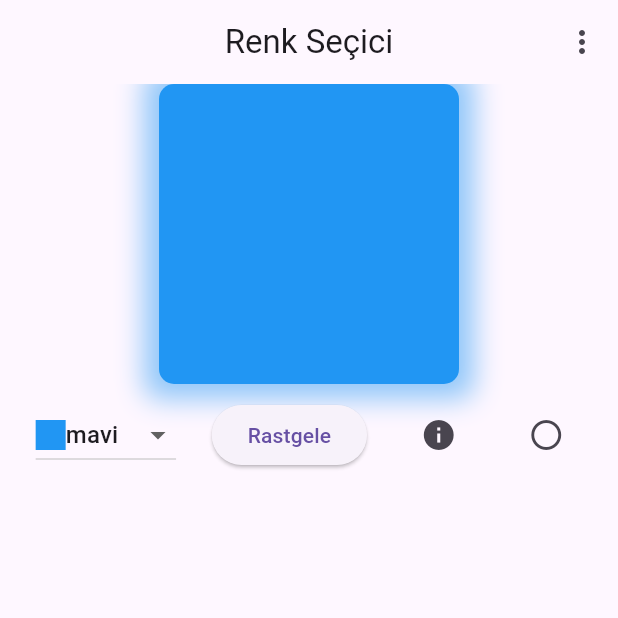
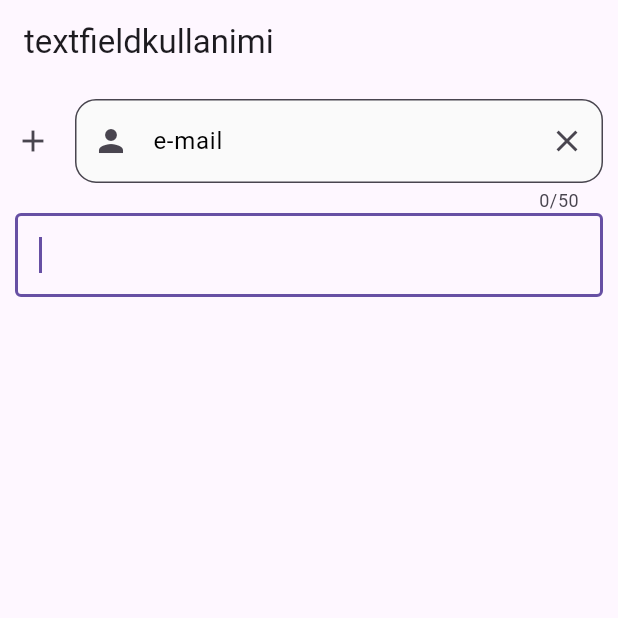
Before and after one commit to musa1acibalik/flutter-learning, a Flutter app: the screen it shows after launch, on a phone screen of 412 x 824 dp, the top half of it. Run offline on Flutter 3.47's test engine with Material 3 defaults, Android fonts, the phone set to English and light mode, and no system bars; our stand-ins replace dio, flutter_smart_dialog, fluttertoast.

Commit message:
text_field_kullanimi eklendi

```diff
--- a/lib/main.dart
+++ b/lib/main.dart
@@ -1,6 +1,8 @@
 import 'dart:math';
 
 import 'package:flutter/material.dart';
+import 'package:flutter_calismalari/dio_kullanimi.dart';
+import 'package:flutter_calismalari/text_field_kullanimi.dart';
 import 'package:fluttertoast/fluttertoast.dart';
 
 void main(List<String> args) {
@@ -12,7 +14,7 @@ class MyApp extends StatelessWidget {
 
   @override
   Widget build(BuildContext context) {
-    return MaterialApp(theme: ThemeData(), home: ColorPickerPage());
+    return MaterialApp(theme: ThemeData(), home: TextFieldKullanimi());
   }
 }
 
--- /dev/null
+++ b/lib/text_field_kullanimi.dart
@@ -0,0 +1,58 @@
+import 'package:flutter/material.dart';
+
+class TextFieldKullanimi extends StatefulWidget {
+  const TextFieldKullanimi({super.key});
+
+  @override
+  State<TextFieldKullanimi> createState() => _TextFieldKullanimiState();
+}
+
+class _TextFieldKullanimiState extends State<TextFieldKullanimi> {
+  String deger = "";
+  @override
+  Widget build(BuildContext context) {
+    return Scaffold(
+      appBar: AppBar(title: Text("textfieldkullanimi")),
+      body: Padding(
+        padding: EdgeInsets.all(10),
+        child: Column(
+          children: [
+            TextField(
+              keyboardType: TextInputType.emailAddress,
+              textInputAction: TextInputAction.search,
+              maxLength: 50,
+              maxLines: 1,
+              cursorColor: Colors.amber,
+              readOnly: false,
+              onChanged: (value) {
+                debugPrint(value);
+                setState(() {
+                  deger = value;
+                });
+              },
+              decoration: InputDecoration(
+                icon: Icon(Icons.add),
+                prefixIcon: Icon(Icons.person),
+                suffixIcon: Icon(Icons.clear),
+                filled: true,
+                fillColor: Colors.grey.shade50,
+                hintText: "email giriniz",
+                labelText: "e-mail",
+                hintStyle: TextStyle(color: Colors.orange),
+                labelStyle: TextStyle(color: Colors.black),
+                border: OutlineInputBorder(
+                  borderRadius: BorderRadius.all(Radius.circular(14)),
+                ),
+              ),
+            ),
+            TextField(
+              autofocus: true,
+              decoration: InputDecoration(border: OutlineInputBorder()),
+            ),
+            Text(deger),
+          ],
+        ),
+      ),
+    );
+  }
+}
--- a/pubspec.yaml
+++ b/pubspec.yaml
@@ -36,6 +36,7 @@ dependencies:
   cupertino_icons: ^1.0.8
   flutter_smart_dialog: ^4.9.8+9
   fluttertoast: ^9.0.0
+  dio: ^5.9.1
 
 dev_dependencies:
   flutter_test:
```
Also changed, not shown: pubspec.lock.
